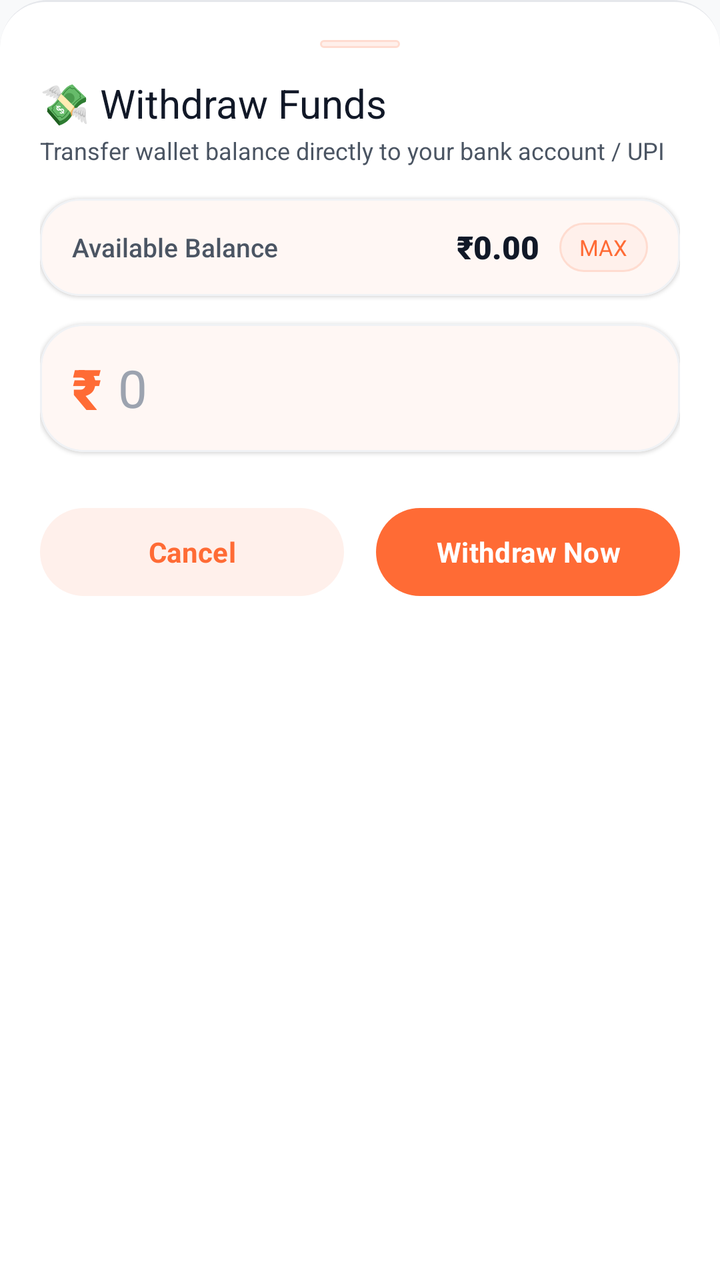
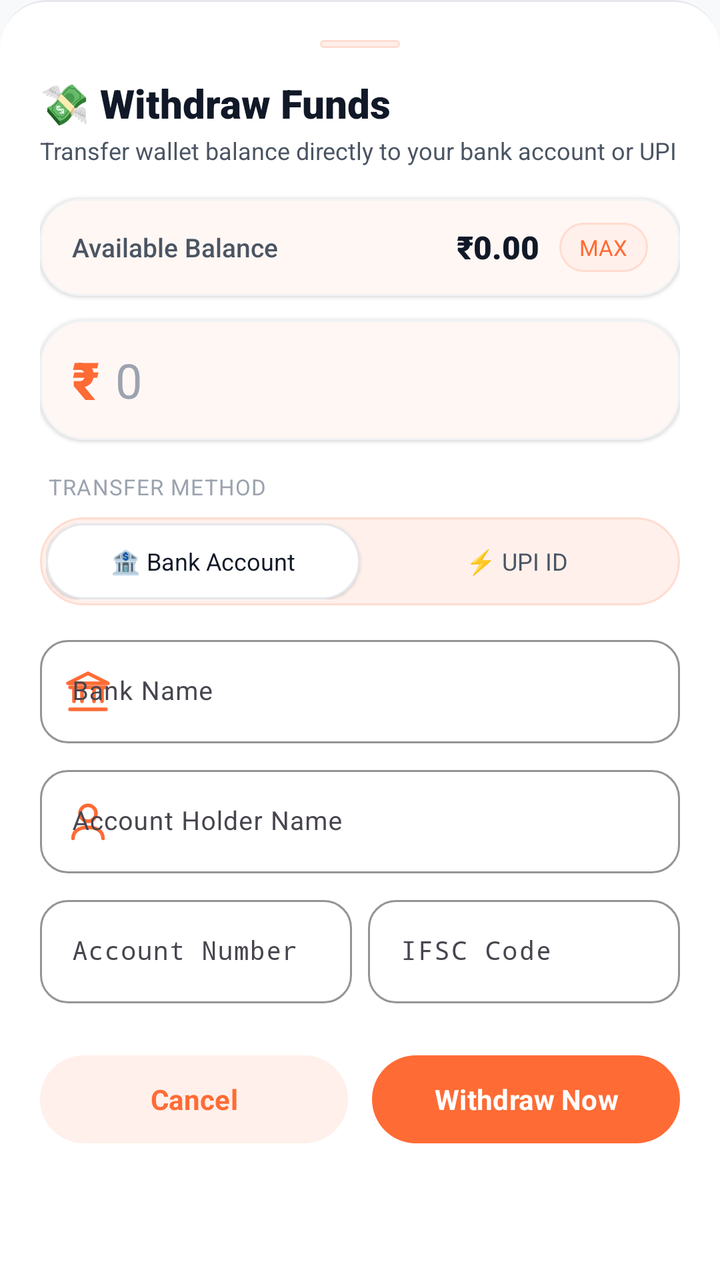

Screens rendered from an Android XML layout before and after an edit, with the pre-edit source and the edit as a unified diff.
<!-- AndroidManifest.xml: application theme Theme.AKRHunger -->
<!-- res/layout/dialog_withdraw.xml -->
<?xml version="1.0" encoding="utf-8"?>
<LinearLayout xmlns:android="http://schemas.android.com/apk/res/android"
    xmlns:app="http://schemas.android.com/apk/res-auto"
    android:layout_width="match_parent"
    android:layout_height="wrap_content"
    android:background="@drawable/bg_bottom_nav_ios"
    android:orientation="vertical"
    android:padding="20dp">

    
    <View
        android:layout_width="40dp"
        android:layout_height="4dp"
        android:layout_gravity="center_horizontal"
        android:layout_marginBottom="14dp"
        android:background="@drawable/bg_pill_soft" />

    
    <TextView
        android:layout_width="wrap_content"
        android:layout_height="wrap_content"
        android:fontFamily="sans-serif-bold"
        android:text="💸 Withdraw Funds"
        android:textColor="@color/text_primary"
        android:textSize="20sp" />

    <TextView
        android:layout_width="wrap_content"
        android:layout_height="wrap_content"
        android:layout_marginTop="2dp"
        android:fontFamily="sans-serif"
        android:text="Transfer wallet balance directly to your bank account / UPI"
        android:textColor="@color/text_secondary"
        android:textSize="12sp" />

    
    <com.google.android.material.card.MaterialCardView
        android:layout_width="match_parent"
        android:layout_height="wrap_content"
        android:layout_marginTop="16dp"
        app:cardBackgroundColor="@color/surface"
        app:cardCornerRadius="20dp"
        app:cardElevation="1dp"
        app:strokeColor="@color/card_border"
        app:strokeWidth="1dp">

        <LinearLayout
            android:layout_width="match_parent"
            android:layout_height="wrap_content"
            android:gravity="center_vertical"
            android:orientation="horizontal"
            android:paddingHorizontal="16dp"
            android:paddingVertical="12dp">

            <TextView
                android:layout_width="0dp"
                android:layout_height="wrap_content"
                android:layout_weight="1"
                android:fontFamily="sans-serif-medium"
                android:text="Available Balance"
                android:textColor="@color/text_secondary"
                android:textSize="13sp" />

            <TextView
                android:id="@+id/tv_dialog_avail_bal"
                android:layout_width="wrap_content"
                android:layout_height="wrap_content"
                android:fontFamily="sans-serif-black"
                android:text="₹0.00"
                android:textColor="@color/text_primary"
                android:textSize="16sp" />

            <TextView
                android:id="@+id/btn_withdraw_all"
                android:layout_width="wrap_content"
                android:layout_height="wrap_content"
                android:layout_marginStart="10dp"
                android:background="@drawable/bg_pill_soft"
                android:clickable="true"
                android:focusable="true"
                android:fontFamily="sans-serif-bold"
                android:foreground="?attr/selectableItemBackground"
                android:paddingHorizontal="10dp"
                android:paddingVertical="5dp"
                android:text="MAX"
                android:textColor="@color/primary"
                android:textSize="11sp" />
        </LinearLayout>
    </com.google.android.material.card.MaterialCardView>

    
    <com.google.android.material.card.MaterialCardView
        android:layout_width="match_parent"
        android:layout_height="wrap_content"
        android:layout_marginTop="14dp"
        app:cardBackgroundColor="@color/surface"
        app:cardCornerRadius="22dp"
        app:cardElevation="1dp"
        app:strokeColor="@color/card_border"
        app:strokeWidth="1dp">

        <LinearLayout
            android:layout_width="match_parent"
            android:layout_height="64dp"
            android:gravity="center_vertical"
            android:orientation="horizontal"
            android:paddingHorizontal="16dp">

            <TextView
                android:layout_width="wrap_content"
                android:layout_height="wrap_content"
                android:fontFamily="sans-serif-black"
                android:text="₹"
                android:textColor="@color/primary"
                android:textSize="28sp" />

            <EditText
                android:id="@+id/et_withdraw_amount"
                android:layout_width="match_parent"
                android:layout_height="match_parent"
                android:layout_marginStart="8dp"
                android:background="@null"
                android:fontFamily="sans-serif-bold"
                android:hint="0"
                android:imeOptions="actionDone"
                android:inputType="numberDecimal"
                android:textColor="@color/text_primary"
                android:textColorHint="@color/text_hint"
                android:textSize="26sp" />
        </LinearLayout>
    </com.google.android.material.card.MaterialCardView>

    
    <LinearLayout
        android:layout_width="match_parent"
        android:layout_height="wrap_content"
        android:layout_marginTop="24dp"
        android:orientation="horizontal">

        <com.google.android.material.button.MaterialButton
            android:id="@+id/btn_withdraw_cancel"
            style="@style/Widget.AKR.Button.PillSoft"
            android:layout_width="0dp"
            android:layout_height="52dp"
            android:layout_marginEnd="8dp"
            android:layout_weight="1"
            android:text="Cancel"
            android:textSize="14sp" />

        <com.google.android.material.button.MaterialButton
            android:id="@+id/btn_confirm_withdraw"
            style="@style/Widget.AKR.Button.Pill"
            android:layout_width="0dp"
            android:layout_height="52dp"
            android:layout_marginStart="8dp"
            android:layout_weight="1"
            android:text="Withdraw Now"
            android:textSize="14sp"
            app:backgroundTint="@color/primary" />
    </LinearLayout>
</LinearLayout>
<!-- resources referenced by this layout -->
<resources>
  <style name="ThemeOverlay.AKR.MaterialAlertDialog" parent="ThemeOverlay.Material3.MaterialAlertDialog">
          <item name="shapeAppearance">@style/ShapeAppearance.AKR.Dialog</item>
          <item name="shapeAppearanceOverlay">@style/ShapeAppearance.AKR.Dialog</item>
          <item name="colorSurface">@color/surface</item>
          <item name="android:backgroundDimAmount">0.5</item>
      </style>
  <!-- unchanged entries left out for length: 25 -->
</resources>

<!-- the commit's change to res/layout/dialog_withdraw.xml (unified diff, before → after) -->
@@ -19,7 +19,7 @@
     <TextView
         android:layout_width="wrap_content"
         android:layout_height="wrap_content"
-        android:fontFamily="sans-serif-bold"
+        android:fontFamily="sans-serif-black"
         android:text="💸 Withdraw Funds"
         android:textColor="@color/text_primary"
         android:textSize="20sp" />
@@ -29,7 +29,7 @@
         android:layout_height="wrap_content"
         android:layout_marginTop="2dp"
         android:fontFamily="sans-serif"
-        android:text="Transfer wallet balance directly to your bank account / UPI"
+        android:text="Transfer wallet balance directly to your bank account or UPI"
         android:textColor="@color/text_secondary"
         android:textSize="12sp" />
 
@@ -92,7 +92,7 @@
     <com.google.android.material.card.MaterialCardView
         android:layout_width="match_parent"
         android:layout_height="wrap_content"
-        android:layout_marginTop="14dp"
+        android:layout_marginTop="12dp"
         app:cardBackgroundColor="@color/surface"
         app:cardCornerRadius="22dp"
         app:cardElevation="1dp"
@@ -101,7 +101,7 @@
 
         <LinearLayout
             android:layout_width="match_parent"
-            android:layout_height="64dp"
+            android:layout_height="60dp"
             android:gravity="center_vertical"
             android:orientation="horizontal"
             android:paddingHorizontal="16dp">
@@ -112,7 +112,7 @@
                 android:fontFamily="sans-serif-black"
                 android:text="₹"
                 android:textColor="@color/primary"
-                android:textSize="28sp" />
+                android:textSize="26sp" />
 
             <EditText
                 android:id="@+id/et_withdraw_amount"
@@ -126,15 +126,209 @@
                 android:inputType="numberDecimal"
                 android:textColor="@color/text_primary"
                 android:textColorHint="@color/text_hint"
-                android:textSize="26sp" />
+                android:textSize="24sp" />
         </LinearLayout>
     </com.google.android.material.card.MaterialCardView>
 
     
+    <TextView
+        android:layout_width="wrap_content"
+        android:layout_height="wrap_content"
+        android:layout_marginStart="4dp"
+        android:layout_marginTop="16dp"
+        android:fontFamily="sans-serif-bold"
+        android:letterSpacing="0.04"
+        android:text="TRANSFER METHOD"
+        android:textColor="@color/text_hint"
+        android:textSize="11sp" />
+
     <LinearLayout
         android:layout_width="match_parent"
-        android:layout_height="wrap_content"
-        android:layout_marginTop="24dp"
+        android:layout_height="44dp"
+        android:layout_marginTop="8dp"
+        android:background="@drawable/bg_pill_soft"
+        android:orientation="horizontal"
+        android:padding="3dp">
+
+        <TextView
+            android:id="@+id/tab_payout_bank"
+            android:layout_width="0dp"
+            android:layout_height="match_parent"
+            android:layout_weight="1"
+            android:background="@drawable/bg_pill_white"
+            android:clickable="true"
+            android:elevation="1dp"
+            android:focusable="true"
+            android:fontFamily="sans-serif-bold"
+            android:gravity="center"
+            android:text="🏦 Bank Account"
+            android:textColor="@color/text_primary"
+            android:textSize="12sp" />
+
+        <TextView
+            android:id="@+id/tab_payout_upi"
+            android:layout_width="0dp"
+            android:layout_height="match_parent"
+            android:layout_weight="1"
+            android:clickable="true"
+            android:focusable="true"
+            android:fontFamily="sans-serif-bold"
+            android:gravity="center"
+            android:text="⚡ UPI ID"
+            android:textColor="@color/text_secondary"
+            android:textSize="12sp" />
+    </LinearLayout>
+
+    
+    <LinearLayout
+        android:id="@+id/ll_withdraw_bank_form"
+        android:layout_width="match_parent"
+        android:layout_height="wrap_content"
+        android:layout_marginTop="12dp"
+        android:orientation="vertical">
+
+        
+        <com.google.android.material.textfield.TextInputLayout
+            style="@style/Widget.AKR.TextInput"
+            android:layout_width="match_parent"
+            android:layout_height="wrap_content"
+            android:hint="Bank Name"
+            app:boxCornerRadiusBottomEnd="14dp"
+            app:boxCornerRadiusBottomStart="14dp"
+            app:boxCornerRadiusTopEnd="14dp"
+            app:boxCornerRadiusTopStart="14dp"
+            app:startIconDrawable="@drawable/ic_bank"
+            app:startIconMinSize="48dp"
+            app:startIconScaleType="centerInside"
+            app:startIconTint="@color/primary">
+
+            <com.google.android.material.textfield.TextInputEditText
+                android:id="@+id/et_w_bank_name"
+                android:layout_width="match_parent"
+                android:layout_height="wrap_content"
+                android:fontFamily="sans-serif"
+                android:inputType="textCapWords"
+                android:textSize="13sp" />
+        </com.google.android.material.textfield.TextInputLayout>
+
+        
+        <com.google.android.material.textfield.TextInputLayout
+            style="@style/Widget.AKR.TextInput"
+            android:layout_width="match_parent"
+            android:layout_height="wrap_content"
+            android:layout_marginTop="8dp"
+            android:hint="Account Holder Name"
+            app:boxCornerRadiusBottomEnd="14dp"
+            app:boxCornerRadiusBottomStart="14dp"
+            app:boxCornerRadiusTopEnd="14dp"
+            app:boxCornerRadiusTopStart="14dp"
+            app:startIconDrawable="@drawable/ic_profile"
+            app:startIconMinSize="48dp"
+            app:startIconScaleType="centerInside"
+            app:startIconTint="@color/primary">
+
+            <com.google.android.material.textfield.TextInputEditText
+                android:id="@+id/et_w_account_holder"
+                android:layout_width="match_parent"
+                android:layout_height="wrap_content"
+                android:fontFamily="sans-serif"
+                android:inputType="textPersonName"
+                android:textSize="13sp" />
+        </com.google.android.material.textfield.TextInputLayout>
+
+        
+        <LinearLayout
+            android:layout_width="match_parent"
+            android:layout_height="wrap_content"
+            android:layout_marginTop="8dp"
+            android:orientation="horizontal">
+
+            <com.google.android.material.textfield.TextInputLayout
+                style="@style/Widget.AKR.TextInput"
+                android:layout_width="0dp"
+                android:layout_height="wrap_content"
+                android:layout_marginEnd="4dp"
+                android:layout_weight="1"
+                android:hint="Account Number"
+                app:boxCornerRadiusBottomEnd="14dp"
+                app:boxCornerRadiusBottomStart="14dp"
+                app:boxCornerRadiusTopEnd="14dp"
+                app:boxCornerRadiusTopStart="14dp">
+
+                <com.google.android.material.textfield.TextInputEditText
+                    android:id="@+id/et_w_account_number"
+                    android:layout_width="match_parent"
+                    android:layout_height="wrap_content"
+                    android:fontFamily="monospace"
+                    android:inputType="number"
+                    android:textSize="13sp" />
+            </com.google.android.material.textfield.TextInputLayout>
+
+            <com.google.android.material.textfield.TextInputLayout
+                style="@style/Widget.AKR.TextInput"
+                android:layout_width="0dp"
+                android:layout_height="wrap_content"
+                android:layout_marginStart="4dp"
+                android:layout_weight="1"
+                android:hint="IFSC Code"
+                app:boxCornerRadiusBottomEnd="14dp"
+                app:boxCornerRadiusBottomStart="14dp"
+                app:boxCornerRadiusTopEnd="14dp"
+                app:boxCornerRadiusTopStart="14dp">
+
+                <com.google.android.material.textfield.TextInputEditText
+                    android:id="@+id/et_w_ifsc_code"
+                    android:layout_width="match_parent"
+                    android:layout_height="wrap_content"
+                    android:fontFamily="monospace"
+                    android:inputType="textCapCharacters"
+                    android:letterSpacing="0.06"
+                    android:textAllCaps="true"
+                    android:textSize="13sp" />
+            </com.google.android.material.textfield.TextInputLayout>
+        </LinearLayout>
+    </LinearLayout>
+
+    
+    <LinearLayout
+        android:id="@+id/ll_withdraw_upi_form"
+        android:layout_width="match_parent"
+        android:layout_height="wrap_content"
+        android:layout_marginTop="12dp"
+        android:orientation="vertical"
+        android:visibility="gone">
+
+        <com.google.android.material.textfield.TextInputLayout
+            style="@style/Widget.AKR.TextInput"
+            android:layout_width="match_parent"
+            android:layout_height="wrap_content"
+            android:hint="Enter UPI ID (e.g. 9876543210@paytm, name@okhdfc)"
+            app:boxCornerRadiusBottomEnd="14dp"
+            app:boxCornerRadiusBottomStart="14dp"
+            app:boxCornerRadiusTopEnd="14dp"
+            app:boxCornerRadiusTopStart="14dp"
+            app:helperText="⚡ Instant payout credited within minutes"
+            app:helperTextTextColor="@color/success"
+            app:startIconDrawable="@drawable/ic_upi"
+            app:startIconMinSize="48dp"
+            app:startIconScaleType="centerInside"
+            app:startIconTint="@color/primary">
+
+            <com.google.android.material.textfield.TextInputEditText
+                android:id="@+id/et_w_upi_id"
+                android:layout_width="match_parent"
+                android:layout_height="wrap_content"
+                android:fontFamily="sans-serif"
+                android:inputType="textEmailAddress"
+                android:textSize="13sp" />
+        </com.google.android.material.textfield.TextInputLayout>
+    </LinearLayout>
+
+    
+    <LinearLayout
+        android:layout_width="match_parent"
+        android:layout_height="wrap_content"
+        android:layout_marginTop="22dp"
         android:orientation="horizontal">
 
         <com.google.android.material.button.MaterialButton
@@ -142,7 +336,7 @@
             style="@style/Widget.AKR.Button.PillSoft"
             android:layout_width="0dp"
             android:layout_height="52dp"
-            android:layout_marginEnd="8dp"
+            android:layout_marginEnd="6dp"
             android:layout_weight="1"
             android:text="Cancel"
             android:textSize="14sp" />
@@ -152,7 +346,7 @@
             style="@style/Widget.AKR.Button.Pill"
             android:layout_width="0dp"
             android:layout_height="52dp"
-            android:layout_marginStart="8dp"
+            android:layout_marginStart="6dp"
             android:layout_weight="1"
             android:text="Withdraw Now"
             android:textSize="14sp"
<!-- resource entries referenced after the edit -->
@@ -1,11 +1,119 @@
 <!-- resources referenced by this layout -->
 <resources>
+  <color name="success">#10B981</color>
+  <!-- drawable bg_pill_white (drawable) -->
+  <?xml version="1.0" encoding="utf-8"?>
+  <ripple xmlns:android="http://schemas.android.com/apk/res/android"
+      android:color="@color/primary_10">
+      <item>
+          <shape android:shape="rectangle">
+              <corners android:radius="999dp" />
+              <solid android:color="@color/surface" />
+              <stroke android:width="1dp" android:color="@color/card_border_subtle" />
+          </shape>
+      </item>
+  </ripple>
+  <!-- drawable ic_bank (drawable) -->
+  <vector xmlns:android="http://schemas.android.com/apk/res/android"
+      android:width="24dp"
+      android:height="24dp"
+      android:viewportWidth="24"
+      android:viewportHeight="24">
+      <path
+          android:strokeColor="#FF000000"
+          android:strokeWidth="1.8"
+          android:strokeLineCap="round"
+          android:strokeLineJoin="round"
+          android:pathData="M3,21h18M3,10h18M5,10v7M9,10v7M15,10v7M19,10v7M12,3L2,8h20z" />
+  </vector>
+  <!-- drawable ic_profile (drawable) -->
+  <vector xmlns:android="http://schemas.android.com/apk/res/android"
+      android:width="24dp"
+      android:height="24dp"
+      android:viewportWidth="24"
+      android:viewportHeight="24">
+      
+      <path
+          android:strokeColor="#FF000000"
+          android:strokeWidth="1.8"
+          android:strokeLineCap="round"
+          android:strokeLineJoin="round"
+          android:pathData="M12.0,12.0 C14.21,12.0 16.0,10.21 16.0,8.0 C16.0,5.79 14.21,4.0 12.0,4.0 C9.79,4.0 8.0,5.79 8.0,8.0 C8.0,10.21 9.79,12.0 12.0,12.0 Z" />
+      
+      <path
+          android:strokeColor="#FF000000"
+          android:strokeWidth="1.8"
+          android:strokeLineCap="round"
+          android:strokeLineJoin="round"
+          android:pathData="M4.5,20.5 C4.5,17.0 7.5,15.0 12.0,15.0 C16.5,15.0 19.5,17.0 19.5,20.5" />
+  </vector>
+  <!-- drawable ic_upi (drawable) -->
+  <vector xmlns:android="http://schemas.android.com/apk/res/android"
+      android:width="24dp"
+      android:height="24dp"
+      android:viewportWidth="24"
+      android:viewportHeight="24">
+      <path
+          android:strokeColor="#FF000000"
+          android:strokeWidth="1.8"
+          android:strokeLineCap="round"
+          android:strokeLineJoin="round"
+          android:pathData="M12,2L2,7l10,5 10,-5-10,-5zM2,17l10,5 10,-5M2,12l10,5 10,-5" />
+  </vector>
+  <style name="Widget.AKR.TextInput" parent="Widget.Material3.TextInputLayout.OutlinedBox">
+          <item name="boxCornerRadiusTopStart">18dp</item>
+          <item name="boxCornerRadiusTopEnd">18dp</item>
+          <item name="boxCornerRadiusBottomStart">18dp</item>
+          <item name="boxCornerRadiusBottomEnd">18dp</item>
+          <item name="boxStrokeColor">@color/primary</item>
+          <item name="hintTextColor">@color/primary</item>
+      </style>
+  <color name="primary_10">#1AFF6B35</color>
+  <color name="card_border_subtle">#E5E7EB</color>
   <style name="ThemeOverlay.AKR.MaterialAlertDialog" parent="ThemeOverlay.Material3.MaterialAlertDialog">
           <item name="shapeAppearance">@style/ShapeAppearance.AKR.Dialog</item>
           <item name="shapeAppearanceOverlay">@style/ShapeAppearance.AKR.Dialog</item>
           <item name="colorSurface">@color/surface</item>
-          <item name="android:backgroundDimAmount">0.5</item>
+          <item name="android:backgroundDimAmount">0.55</item>
+          <item name="materialAlertDialogTitleTextStyle">@style/TextAppearance.AKR.Dialog.Title</item>
+          <item name="materialAlertDialogBodyTextStyle">@style/TextAppearance.AKR.Dialog.Body</item>
+          <item name="buttonBarPositiveButtonStyle">@style/Widget.AKR.Dialog.Button.Positive</item>
+          <item name="buttonBarNegativeButtonStyle">@style/Widget.AKR.Dialog.Button.Negative</item>
+          <item name="buttonBarNeutralButtonStyle">@style/Widget.AKR.Dialog.Button.Neutral</item>
       </style>
+  <style name="TextAppearance.AKR.Dialog.Title" parent="MaterialAlertDialog.Material3.Title.Text">
+          <item name="android:textColor">@color/text_primary</item>
+          <item name="android:textSize">19sp</item>
+          <item name="android:fontFamily">sans-serif-black</item>
+      </style>
+  <style name="TextAppearance.AKR.Dialog.Body" parent="MaterialAlertDialog.Material3.Body.Text">
+          <item name="android:textColor">@color/text_secondary</item>
+          <item name="android:textSize">14sp</item>
+          <item name="android:fontFamily">sans-serif</item>
+          <item name="android:lineSpacingMultiplier">1.3</item>
+      </style>
+  <style name="Widget.AKR.Dialog.Button.Positive" parent="Widget.Material3.Button.TextButton.Dialog">
+          <item name="android:textColor">@color/primary</item>
+          <item name="android:fontFamily">sans-serif-bold</item>
+          <item name="android:textSize">13.5sp</item>
+          <item name="android:textAllCaps">false</item>
+          <item name="cornerRadius">18dp</item>
+      </style>
+  <style name="Widget.AKR.Dialog.Button.Negative" parent="Widget.Material3.Button.TextButton.Dialog">
+          <item name="android:textColor">@color/text_secondary</item>
+          <item name="android:fontFamily">sans-serif-medium</item>
+          <item name="android:textSize">13.5sp</item>
+          <item name="android:textAllCaps">false</item>
+          <item name="cornerRadius">18dp</item>
+      </style>
+  <style name="Widget.AKR.Dialog.Button.Neutral" parent="Widget.Material3.Button.TextButton.Dialog">
+          <item name="android:textColor">@color/info</item>
+          <item name="android:fontFamily">sans-serif-bold</item>
+          <item name="android:textSize">13.5sp</item>
+          <item name="android:textAllCaps">false</item>
+          <item name="cornerRadius">18dp</item>
+      </style>
+  <color name="info">#3B82F6</color>
   <!-- unchanged entries left out for length: 25 -->
 </resources>
 
